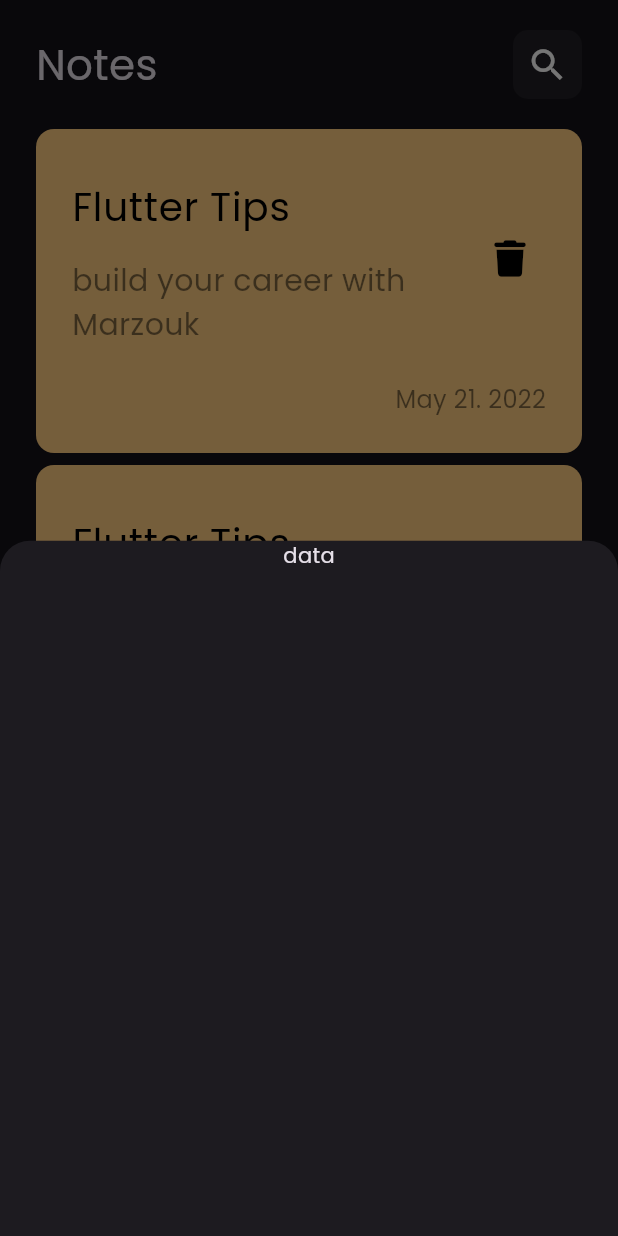
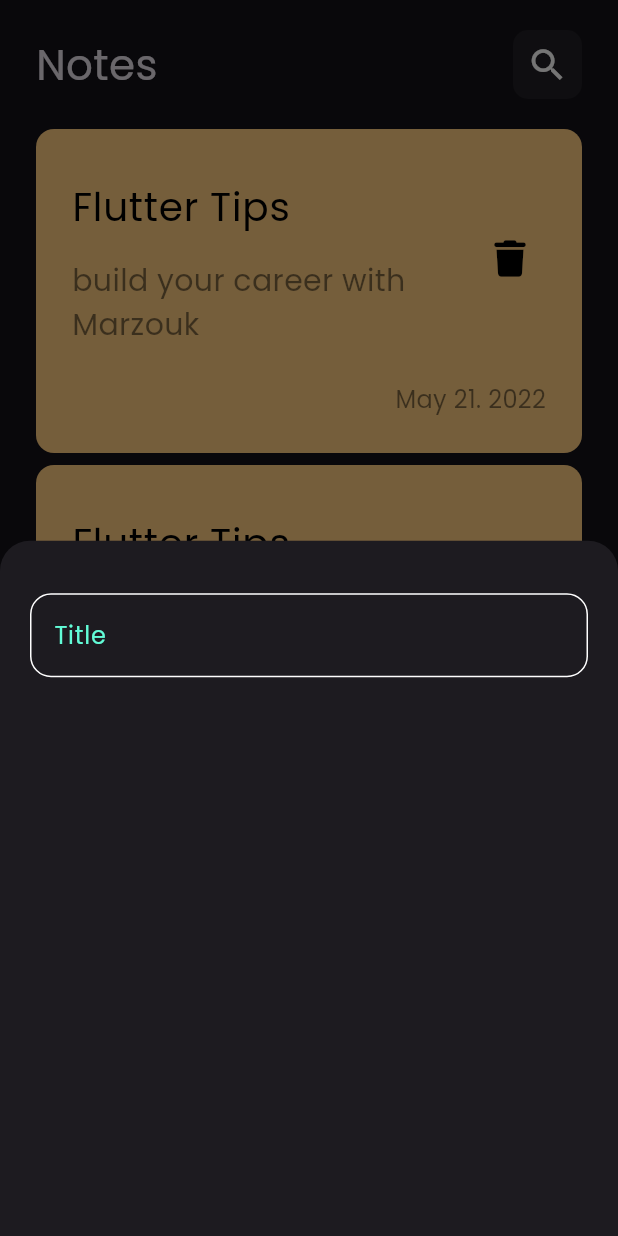
Before and after one commit to muhammad-marzouk/Notes-App, a Flutter app: the screen it shows after launch, after a tap on the "add" icon, on a phone screen of 412 x 824 dp. Run offline on Flutter 3.47's test engine with Material 3 defaults, Android fonts, the phone set to English and light mode, and no system bars; our stand-ins replace font_awesome_flutter.

Commit message:
Create custom text field on Bottom Sheet

```diff
--- /dev/null
+++ b/lib/constants.dart
@@ -0,0 +1,3 @@
+import 'dart:ui';
+
+const KPrimaryColor = Color(0xff62FCD7);
--- a/lib/views/widgets/add_note_bottom_sheet.dart
+++ b/lib/views/widgets/add_note_bottom_sheet.dart
@@ -1,4 +1,6 @@
 import 'package:flutter/material.dart';
+
+import 'custom_text_field.dart';
 
 class AddNoteBottomSheet extends StatelessWidget {
   const AddNoteBottomSheet({super.key});
@@ -8,11 +10,16 @@
     return Container(
 
       width: double.infinity,
-      child: Column(
-
-        children: [
-          Text("data"),
-        ],
+      child: const Padding(
+        padding: EdgeInsets.symmetric(horizontal: 20.0),
+        child: Column(
+          children: [
+            SizedBox(
+              height: 35,
+            ),
+            CustomTextField(),
+          ],
+        ),
       ),
     );
   }
--- /dev/null
+++ b/lib/views/widgets/custom_text_field.dart
@@ -0,0 +1,38 @@
+import 'package:flutter/material.dart';
+
+import '../../constants.dart';
+
+class CustomTextField extends StatelessWidget {
+  const CustomTextField({super.key});
+
+  @override
+  Widget build(BuildContext context) {
+    return TextField(
+      cursorColor: KPrimaryColor,
+      decoration: InputDecoration(
+        hintText: 'Title',
+        hintStyle:const TextStyle(
+          color: KPrimaryColor,
+        ),
+        border: OutlineInputBorder(
+            borderRadius: BorderRadius.circular(
+              14,
+            ),
+            borderSide: const BorderSide(color: Colors.white)),
+        enabledBorder: buildBorder(),
+        focusedBorder: buildBorder(KPrimaryColor),
+      ),
+    );
+  }
+}
+
+OutlineInputBorder buildBorder([Color? color]) {
+  return OutlineInputBorder(
+    borderRadius: BorderRadius.circular(
+      14,
+    ),
+    borderSide: BorderSide(
+      color: color ?? Colors.white,
+    ),
+  );
+}
```
